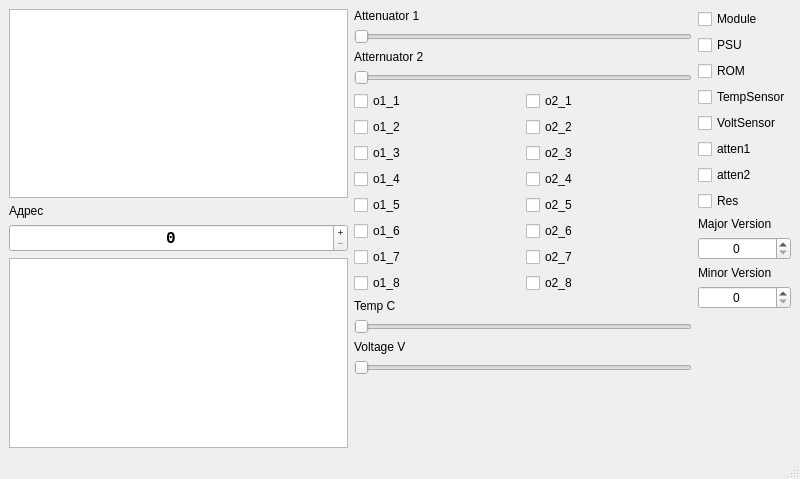
First picture: the form in server/mainwindow.ui, repository brik13ET/lo1337l, before the edit.
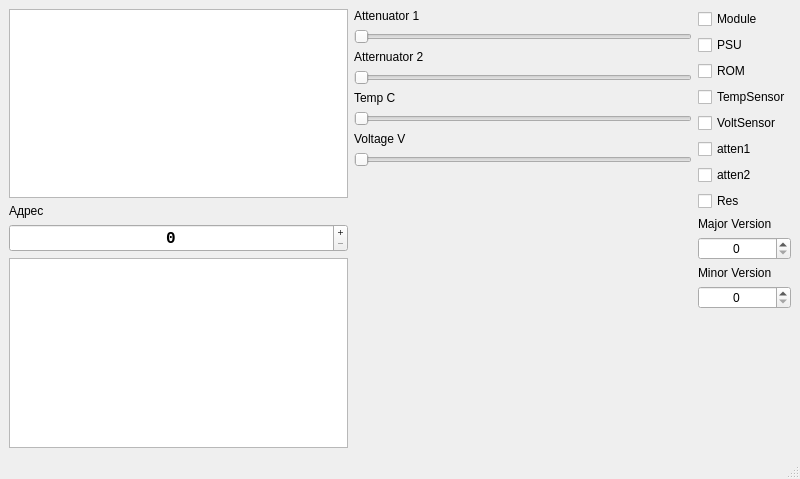
Second picture: the form after the edit.

What changed in the file:
```diff
--- a/server/mainwindow.ui
+++ b/server/mainwindow.ui
@@ -89,120 +89,7 @@
          </widget>
         </item>
         <item>
-         <layout class="QGridLayout" name="gridLayout">
-          <item row="3" column="0">
-           <widget class="QCheckBox" name="o1_4">
-            <property name="text">
-             <string>o1_4</string>
-            </property>
-           </widget>
-          </item>
-          <item row="0" column="0">
-           <widget class="QCheckBox" name="o1_1">
-            <property name="text">
-             <string>o1_1</string>
-            </property>
-           </widget>
-          </item>
-          <item row="6" column="0">
-           <widget class="QCheckBox" name="o1_7">
-            <property name="text">
-             <string>o1_7</string>
-            </property>
-           </widget>
-          </item>
-          <item row="7" column="0">
-           <widget class="QCheckBox" name="o1_8">
-            <property name="text">
-             <string>o1_8</string>
-            </property>
-           </widget>
-          </item>
-          <item row="2" column="0">
-           <widget class="QCheckBox" name="o1_3">
-            <property name="text">
-             <string>o1_3</string>
-            </property>
-           </widget>
-          </item>
-          <item row="4" column="0">
-           <widget class="QCheckBox" name="o1_5">
-            <property name="text">
-             <string>o1_5</string>
-            </property>
-           </widget>
-          </item>
-          <item row="5" column="0">
-           <widget class="QCheckBox" name="o1_6">
-            <property name="text">
-             <string>o1_6</string>
-            </property>
-           </widget>
-          </item>
-          <item row="1" column="0">
-           <widget class="QCheckBox" name="o1_2">
-            <property name="text">
-             <string>o1_2</string>
-            </property>
-           </widget>
-          </item>
-          <item row="0" column="1">
-           <widget class="QCheckBox" name="o2_1">
-            <property name="text">
-             <string>o2_1</string>
-            </property>
-           </widget>
-          </item>
-          <item row="1" column="1">
-           <widget class="QCheckBox" name="o2_2">
-            <property name="text">
-             <string>o2_2</string>
-            </property>
-           </widget>
-          </item>
-          <item row="2" column="1">
-           <widget class="QCheckBox" name="o2_3">
-            <property name="text">
-             <string>o2_3</string>
-            </property>
-           </widget>
-          </item>
-          <item row="3" column="1">
-           <widget class="QCheckBox" name="o2_4">
-            <property name="text">
-             <string>o2_4</string>
-            </property>
-           </widget>
-          </item>
-          <item row="4" column="1">
-           <widget class="QCheckBox" name="o2_5">
-            <property name="text">
-             <string>o2_5</string>
-            </property>
-           </widget>
-          </item>
-          <item row="5" column="1">
-           <widget class="QCheckBox" name="o2_6">
-            <property name="text">
-             <string>o2_6</string>
-            </property>
-           </widget>
-          </item>
-          <item row="6" column="1">
-           <widget class="QCheckBox" name="o2_7">
-            <property name="text">
-             <string>o2_7</string>
-            </property>
-           </widget>
-          </item>
-          <item row="7" column="1">
-           <widget class="QCheckBox" name="o2_8">
-            <property name="text">
-             <string>o2_8</string>
-            </property>
-           </widget>
-          </item>
-         </layout>
+         <layout class="QGridLayout" name="gridLayout"/>
         </item>
         <item>
          <widget class="QLabel" name="label_3">
```
Left out of the diff: 14 changed lines with no effect on the pictures.
